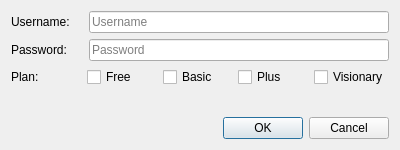
The window that credentials.ui (baduhai/Protonvpn-GUI) describes before a commit, drawn with Qt 5.
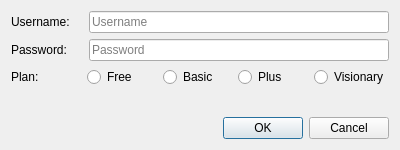
The same window after the commit.

```diff
--- a/credentials.ui
+++ b/credentials.ui
@@ -101,28 +101,28 @@
         </widget>
        </item>
        <item>
-        <widget class="QCheckBox" name="freeChk">
+        <widget class="QRadioButton" name="freeRdo">
          <property name="text">
           <string>Free</string>
          </property>
         </widget>
        </item>
        <item>
-        <widget class="QCheckBox" name="basicChk_2">
+        <widget class="QRadioButton" name="basicRdo">
          <property name="text">
           <string>Basic</string>
          </property>
         </widget>
        </item>
        <item>
-        <widget class="QCheckBox" name="plusChk">
+        <widget class="QRadioButton" name="plusRdo">
          <property name="text">
           <string>Plus</string>
          </property>
         </widget>
        </item>
        <item>
-        <widget class="QCheckBox" name="visionaryChk">
+        <widget class="QRadioButton" name="visionaryRdo">
          <property name="text">
           <string>Visionary</string>
          </property>
```
